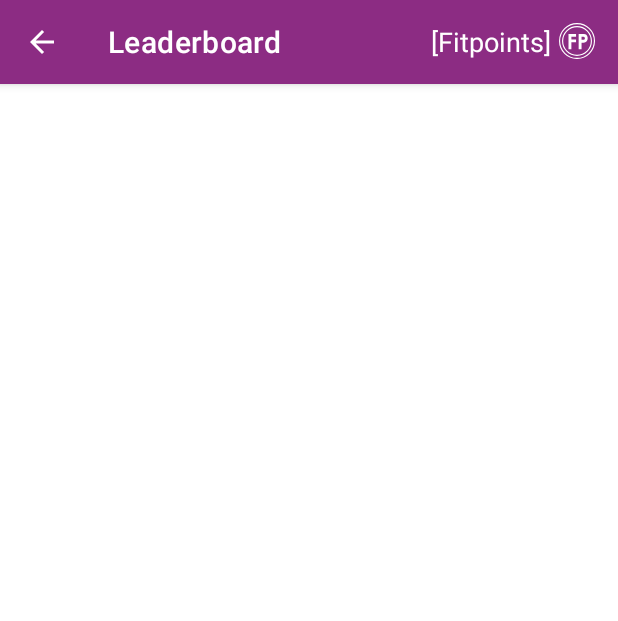
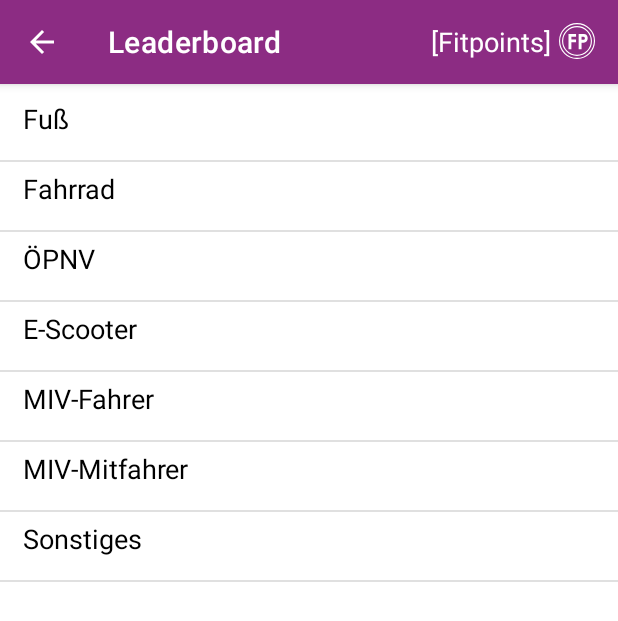
Before and after one commit to blni1011/FitAtWork, an Android app: the screen it shows after launch (LeaderboardActivity), in the side drawer, after a tap on "Leaderboard", on a phone screen of 412 x 824 dp. Shown: the top 621 px of the screen. Run offline under Robolectric (Android 15) with nearby library versions, the phone set to English and light mode, and no system bars; our stand-ins replace Firebase (no records; nobody signed in at launch, a user with empty details on screens opened directly).

Commit message:
ListViews Leaderboard + Verlauf

```diff
--- a/app/src/main/java/eu/iums/fitwork/HistoryActivity.java
+++ b/app/src/main/java/eu/iums/fitwork/HistoryActivity.java
@@ -4,8 +4,15 @@ import androidx.appcompat.app.AppCompatActivity;
 import androidx.appcompat.widget.Toolbar;
 
 import android.os.Bundle;
+import android.view.View;
+import android.widget.AdapterView;
+import android.widget.ArrayAdapter;
+import android.widget.ListView;
 
-public class HistoryActivity extends AppCompatActivity {
+import java.util.ArrayList;
+import java.util.Arrays;
+
+public class HistoryActivity extends AppCompatActivity implements AdapterView.OnItemClickListener {
 
     Toolbar toolbar;
 
@@ -19,5 +26,30 @@ public class HistoryActivity extends AppCompatActivity {
         setSupportActionBar(toolbar);
         getSupportActionBar().setTitle("Verlauf");
         getSupportActionBar().setDisplayHomeAsUpEnabled(true);
+
+        ListView history_list = (ListView) findViewById(R.id.listView);
+
+        String[] modes = new String[] {"Fuß", "Fahrrad", "ÖPNV", "E-Scooter", "MIV-Fahrer", "MIV-Mitfahrer", "Sonstiges"};
+        ArrayList<String> modesList = new ArrayList<>();
+        modesList.addAll(Arrays.asList(modes));
+
+        ArrayAdapter<String> listAdapter = new ArrayAdapter<String>(this, R.layout.listview, R.id.textView, modesList);
+
+        history_list.setAdapter(listAdapter);
+
+        history_list.setOnItemClickListener(this);
     }
+
+    @Override
+    public void onItemClick(AdapterView<?> parent, View view, int position, long id) {
+
+    }
+
+    /*@Override
+    public void onItemClick(AdapterView<?> parent, View view, int position, long id) {
+        selectedMode = parent.getItemAtPosition(position).toString();
+        Intent setMode = new Intent(TransportationMode.this, MainActivity.class);
+        setMode.putExtra(KEY, selectedMode);
+        startActivity(setMode);
+    }*/
 }
--- a/app/src/main/java/eu/iums/fitwork/LeaderboardActivity.java
+++ b/app/src/main/java/eu/iums/fitwork/LeaderboardActivity.java
@@ -3,9 +3,17 @@ package eu.iums.fitwork;
 import androidx.appcompat.app.AppCompatActivity;
 import androidx.appcompat.widget.Toolbar;
 
+import android.content.Intent;
 import android.os.Bundle;
+import android.view.View;
+import android.widget.AdapterView;
+import android.widget.ArrayAdapter;
+import android.widget.ListView;
 
-public class LeaderboardActivity extends AppCompatActivity {
+import java.util.ArrayList;
+import java.util.Arrays;
+
+public class LeaderboardActivity extends AppCompatActivity implements AdapterView.OnItemClickListener {
 
     Toolbar toolbar;
 
@@ -19,5 +27,30 @@ public class LeaderboardActivity extends AppCompatActivity {
         setSupportActionBar(toolbar);
         getSupportActionBar().setTitle("Leaderboard");
         getSupportActionBar().setDisplayHomeAsUpEnabled(true);
+
+        ListView ranks_list = (ListView) findViewById(R.id.listView);
+
+        String[] modes = new String[] {"Fuß", "Fahrrad", "ÖPNV", "E-Scooter", "MIV-Fahrer", "MIV-Mitfahrer", "Sonstiges"};
+        ArrayList<String> modesList = new ArrayList<>();
+        modesList.addAll(Arrays.asList(modes));
+
+        ArrayAdapter<String> listAdapter = new ArrayAdapter<String>(this, R.layout.listview, R.id.textView, modesList);
+
+        ranks_list.setAdapter(listAdapter);
+
+        ranks_list.setOnItemClickListener(this);
     }
+
+    @Override
+    public void onItemClick(AdapterView<?> parent, View view, int position, long id) {
+
+    }
+
+    /*@Override
+    public void onItemClick(AdapterView<?> parent, View view, int position, long id) {
+        selectedMode = parent.getItemAtPosition(position).toString();
+        Intent setMode = new Intent(TransportationMode.this, MainActivity.class);
+        setMode.putExtra(KEY, selectedMode);
+        startActivity(setMode);
+    }*/
 }
--- a/app/src/main/res/layout/activity_history.xml
+++ b/app/src/main/res/layout/activity_history.xml
@@ -1,16 +1,21 @@
 <?xml version="1.0" encoding="utf-8"?>
-<androidx.constraintlayout.widget.ConstraintLayout xmlns:android="http://schemas.android.com/apk/res/android"
+<LinearLayout xmlns:android="http://schemas.android.com/apk/res/android"
     xmlns:app="http://schemas.android.com/apk/res-auto"
     xmlns:tools="http://schemas.android.com/tools"
+    android:id="@+id/historyListView"
+    android:orientation="vertical"
     android:layout_width="match_parent"
     android:layout_height="match_parent"
     tools:context=".HistoryActivity">
 
     <include
         android:id="@+id/toolbar"
-        layout="@layout/toolbar2"
-        app:layout_constraintEnd_toEndOf="parent"
-        app:layout_constraintStart_toStartOf="parent"
-        app:layout_constraintTop_toTopOf="parent" />
+        layout="@layout/toolbar2" />
 
-</androidx.constraintlayout.widget.ConstraintLayout>
+    <include
+        android:id="@+id/listViewHistory"
+        layout="@layout/listview"
+        android:layout_width="match_parent"
+        android:layout_height="fill_parent" />
+
+</LinearLayout>
--- a/app/src/main/res/layout/activity_leaderboard.xml
+++ b/app/src/main/res/layout/activity_leaderboard.xml
@@ -1,16 +1,21 @@
 <?xml version="1.0" encoding="utf-8"?>
-<androidx.constraintlayout.widget.ConstraintLayout xmlns:android="http://schemas.android.com/apk/res/android"
+<LinearLayout xmlns:android="http://schemas.android.com/apk/res/android"
     xmlns:app="http://schemas.android.com/apk/res-auto"
     xmlns:tools="http://schemas.android.com/tools"
+    android:id="@+id/leaderboardListView"
+    android:orientation="vertical"
     android:layout_width="match_parent"
     android:layout_height="match_parent"
     tools:context=".LeaderboardActivity">
 
     <include
         android:id="@+id/toolbar"
-        layout="@layout/toolbar2"
-        app:layout_constraintEnd_toEndOf="parent"
-        app:layout_constraintStart_toStartOf="parent"
-        app:layout_constraintTop_toTopOf="parent" />
+        layout="@layout/toolbar2" />
 
-</androidx.constraintlayout.widget.ConstraintLayout>
+    <include
+        android:id="@+id/listViewLeaderboard"
+        layout="@layout/listview"
+        android:layout_width="match_parent"
+        android:layout_height="fill_parent" />
+
+</LinearLayout>
--- /dev/null
+++ b/app/src/main/res/layout/listview.xml
@@ -0,0 +1,22 @@
+<?xml version="1.0" encoding="utf-8"?>
+<LinearLayout xmlns:android="http://schemas.android.com/apk/res/android"
+    android:orientation="vertical"
+    android:layout_width="match_parent"
+    android:layout_height="match_parent">
+
+    <TextView
+        android:id="@+id/textView"
+        android:layout_width="wrap_content"
+        android:layout_height="40dp"
+        android:layout_weight="1"
+        android:textSize="8pt"
+        android:textColor="@color/black"
+        android:layout_marginTop="5dp"
+        android:layout_marginStart="15dp" />
+
+    <ListView
+    android:id="@+id/listView"
+    android:layout_height="match_parent"
+    android:layout_width="match_parent" />
+
+</LinearLayout>
```
